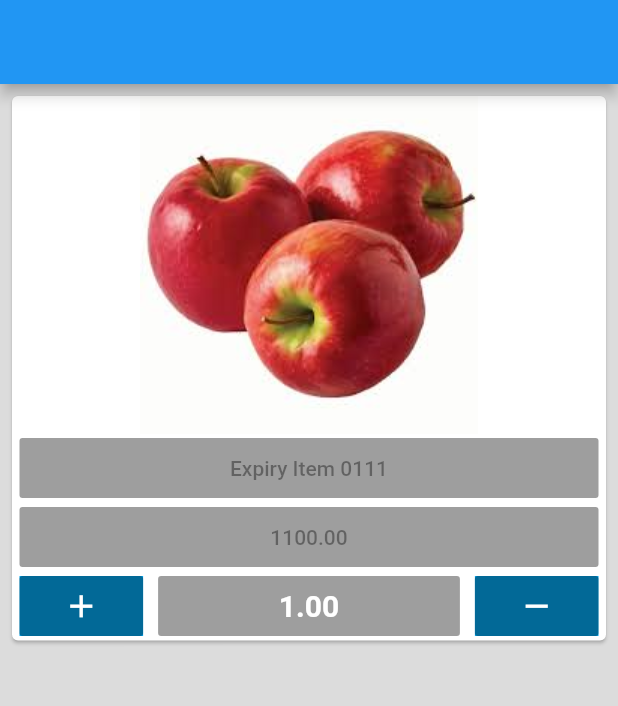
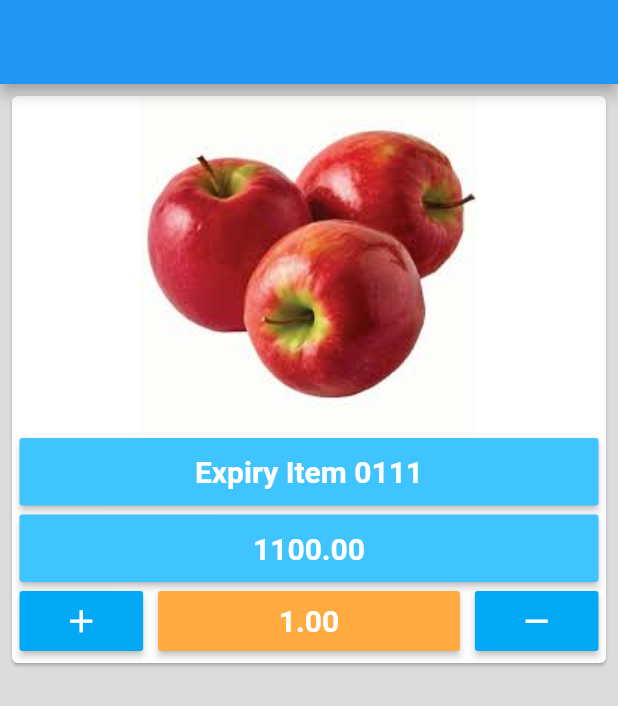
Before and after one commit to MayYaminThant/flutter_menu_json_demo, a Flutter app: the screen it shows after launch, after a tap on the "add circle outline" icon, after a tap on the "shopping cart" icon, on a phone screen of 412 x 824 dp. Shown: the top 706 px of the screen. Run offline on Flutter 3.47's test engine with Material 2 defaults, Android fonts, the phone set to English and light mode, and no system bars.

Commit message:
Update shopping cart design with color.

```diff
--- a/lib/current_order.dart
+++ b/lib/current_order.dart
@@ -42,29 +42,37 @@ class CurrentOrderHome extends StatelessWidget {
                 margin: EdgeInsets.all(8),
                 child: Column(
                   children: <Widget>[
-//                  IconButton(
-//                    iconSize: 40,
-//                    icon: Icon(Icons.home),
-//                    onPressed: () {},
-//                  ),
                     Image.asset('assets/images/three_apples.jpg'),
                     Container(
-                      height: 40,
+                      height: 45,
                       width: double.infinity,
                       margin: const EdgeInsets.only(
                           left: 5, top: 3, right: 5, bottom: 3),
                       child: RaisedButton(
-                          child: Text(currentOrderItemList[index].itemName)),
+                          color: Colors.lightBlueAccent,
+                          onPressed: () {},
+                          child: Text(currentOrderItemList[index].itemName,
+                              style: TextStyle(
+                                  color: Colors.white,
+                                  fontWeight: FontWeight.bold,
+                                  fontSize: 20))),
                     ),
                     Container(
-                      height: 40,
+                      height: 45,
                       width: double.infinity,
                       margin: const EdgeInsets.only(
                           left: 5, top: 3, right: 5, bottom: 3),
                       child: RaisedButton(
-                        child: Text(currentOrderItemList[index]
+                        color: Colors.lightBlueAccent,
+                        onPressed: () {},
+                        child: Text(
+                            currentOrderItemList[index]
                                 .itemPrice
-                            .toStringAsFixed(2)),
+                                .toStringAsFixed(2),
+                            style: TextStyle(
+                                color: Colors.white,
+                                fontWeight: FontWeight.bold,
+                                fontSize: 20)),
                       ),
                     ),
                     Row(
@@ -73,18 +81,21 @@ class CurrentOrderHome extends StatelessWidget {
                           width: size,
                           height: 40,
                           margin: const EdgeInsets.only(
-                              left: 5, top: 3, right: 5, bottom: 3),
+                              left: 5, top: 3, right: 5, bottom: 8),
                           child: RaisedButton(
+                              color: Colors.lightBlue,
+                              onPressed: () {},
                               child: Icon(Icons.add,
                                   size: 25, color: Colors.white)),
-                          color: Colors.lightBlue,
                         ),
                         Expanded(
                           child: Container(
                             height: 40,
                             margin: const EdgeInsets.only(
-                                left: 5, top: 3, right: 5, bottom: 3),
+                                left: 5, top: 3, right: 5, bottom: 8),
                             child: RaisedButton(
+                              color: Colors.orangeAccent,
+                                onPressed: () {},
                                 child: Text(
                                   currentOrderItemList[index]
                                       .quantity
@@ -100,11 +111,12 @@ class CurrentOrderHome extends StatelessWidget {
                           width: size,
                           height: 40,
                           margin: const EdgeInsets.only(
-                              left: 5, top: 3, right: 5, bottom: 3),
+                              left: 5, top: 3, right: 5, bottom: 8),
                           child: RaisedButton(
+                              color: Colors.lightBlue,
+                              onPressed: () {},
                               child: Icon(Icons.remove,
                                   size: 25, color: Colors.white)),
-                          color: Colors.lightBlue,
                         ),
                       ],
                     )
```
Lines whose indentation alone changed are shown as unchanged.
